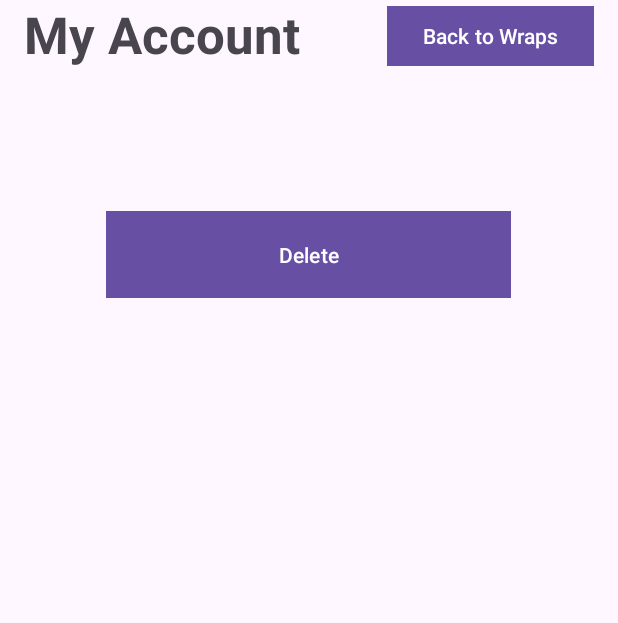
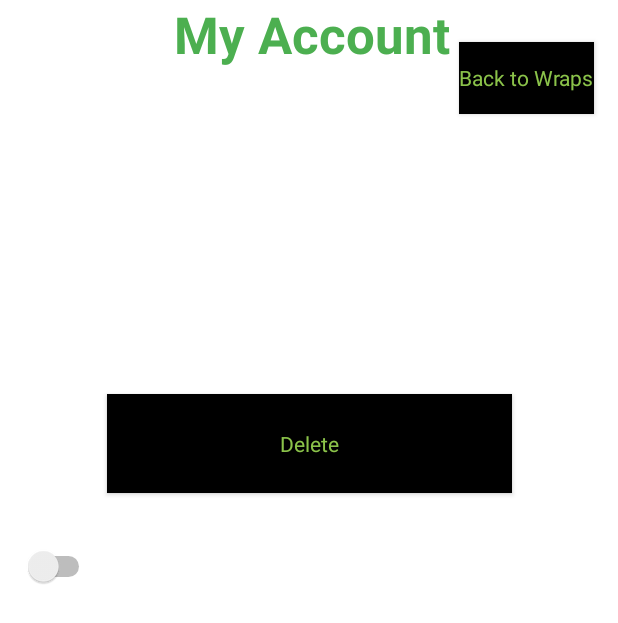
Before and after one commit to asalontai/spotify-wrapped, an Android app: the SettingsActivity screen opened directly, with no data from a screen before it, on a phone screen of 412 x 824 dp. Shown: the top 623 px of the screen. Run offline under Robolectric (Android 15) with nearby library versions, the phone set to English and light mode, and no system bars.

```diff
--- a/app/src/main/java/com/example/myapplication/AuthActivity.java
+++ b/app/src/main/java/com/example/myapplication/AuthActivity.java
@@ -3,6 +3,7 @@ package com.example.myapplication;
 import android.content.Intent;
 import android.net.Uri;
 import android.os.Bundle;
+import android.util.Log;
 import android.view.View;
 import android.widget.Button;
 
@@ -48,6 +49,9 @@ public class AuthActivity extends AppCompatActivity {
         super.onNewIntent(intent);
 
         Uri uri = intent.getData();
+
+        Log.i("New uri: ", String.valueOf(uri));
+
         if (uri != null) {
             // Check if the callback URL matches the logout URL
             if ("spotify-wrapped".equals(uri.getScheme()) && "logout".equals(uri.getHost())) {
--- a/app/src/main/java/com/example/myapplication/MainActivity.java
+++ b/app/src/main/java/com/example/myapplication/MainActivity.java
@@ -5,6 +5,7 @@ import androidx.appcompat.app.AppCompatActivity;
 import android.content.Intent;
 import android.net.Uri;
 import android.os.Bundle;
+import android.util.Log;
 import android.view.View;
 
 public class MainActivity extends AppCompatActivity {
@@ -16,6 +17,11 @@ public class MainActivity extends AppCompatActivity {
         super.onCreate(savedInstanceState);
         setContentView(R.layout.activity_main);
         Uri uri = getIntent().getData();
+
+        Log.i("This is the uri", String.valueOf(uri));
+
+        //why is this uri != null here when we already have it in the authActivity
+
         if (uri != null && "spotify-wrapped".equals(uri.getScheme()) && "logout".equals(uri.getHost())) {
             // This is the logout callback URL, handle it appropriately
             // For example, navigate back to the main page
--- a/app/src/main/java/com/example/myapplication/MyWrapsActivity.java
+++ b/app/src/main/java/com/example/myapplication/MyWrapsActivity.java
@@ -17,7 +17,9 @@ public class MyWrapsActivity extends AppCompatActivity {
         toMyAccountBtn.setOnClickListener(new View.OnClickListener() {
             @Override
             public void onClick(View v) {
+
                 Intent intent = new Intent(MyWrapsActivity.this, SettingsActivity.class);
+
                 startActivity(intent);
             }
         });
--- a/app/src/main/java/com/example/myapplication/SettingsActivity.java
+++ b/app/src/main/java/com/example/myapplication/SettingsActivity.java
@@ -1,15 +1,25 @@
 package com.example.myapplication;
 
 import androidx.appcompat.app.AppCompatActivity;
+import androidx.appcompat.app.AppCompatDelegate;
 
+import android.content.Context;
 import android.content.Intent;
+import android.content.SharedPreferences;
 import android.os.Bundle;
+import android.util.Log;
 import android.view.View;
 import android.widget.Button;
+import android.widget.Switch;
 
 public class SettingsActivity extends AppCompatActivity {
 
     private Button backBtn;
+
+    Switch switcher;
+    boolean isNight;
+    SharedPreferences sharedPreferences;
+    SharedPreferences.Editor editor;
     @Override
     protected void onCreate(Bundle savedInstanceState) {
         super.onCreate(savedInstanceState);
@@ -22,5 +32,44 @@ public class SettingsActivity extends AppCompatActivity {
                 startActivity(intent);
             }
         });
+
+
+        //not that big of a deal but - background switcher
+
+        switcher = findViewById(R.id.switcher);
+
+        sharedPreferences = getSharedPreferences("MODE", Context.MODE_PRIVATE);
+
+        isNight = sharedPreferences.getBoolean("night", false); // light mode is default mode
+
+        Log.i("Night", String.valueOf(isNight));
+
+        if(isNight)
+        {
+            switcher.setChecked(true);
+            AppCompatDelegate.setDefaultNightMode(AppCompatDelegate.MODE_NIGHT_YES);
+        }
+
+        switcher.setOnClickListener(new View.OnClickListener()
+        {
+            @Override
+            public void onClick(View v)
+            {
+                if(isNight)
+                {
+                    AppCompatDelegate.setDefaultNightMode(AppCompatDelegate.MODE_NIGHT_NO);
+                    editor = sharedPreferences.edit();
+                    editor.putBoolean("night",false);
+                } else {
+                    AppCompatDelegate.setDefaultNightMode(AppCompatDelegate.MODE_NIGHT_YES);
+                    editor = sharedPreferences.edit();
+                    editor.putBoolean("night",true);
+                }
+                editor.apply();
+            }
+
+
+        });
+
     }
 }
--- a/app/src/main/res/layout/activity_auth.xml
+++ b/app/src/main/res/layout/activity_auth.xml
@@ -2,6 +2,7 @@
 <RelativeLayout xmlns:android="http://schemas.android.com/apk/res/android"
     android:id="@+id/activity_settings"
     android:layout_width="match_parent"
+    style = "@style/SCREEN"
     android:layout_height="match_parent">
 
     <!-- Add your UI elements for authentication here -->
@@ -11,6 +12,7 @@
         android:layout_width="wrap_content"
         android:layout_height="wrap_content"
         android:text="@string/you_are_logged_in_to_spotify_wrapped"
+        style = "@style/TEXT"
         android:textSize="18sp"
         android:textStyle="bold"
         android:layout_centerInParent="true" />
--- a/app/src/main/res/layout/activity_my_wraps.xml
+++ b/app/src/main/res/layout/activity_my_wraps.xml
@@ -4,9 +4,11 @@
     xmlns:tools="http://schemas.android.com/tools"
     android:layout_width="match_parent"
     android:layout_height="match_parent"
+    style="@style/SCREEN"
     tools:context=".MyWrapsActivity">
 
     <TextView
+        style="@style/TEXT"
         android:id="@+id/textView3"
         android:layout_width="wrap_content"
         android:layout_height="wrap_content"
@@ -18,6 +20,7 @@
         tools:layout_editor_absoluteY="27dp" />
 
     <Button
+        style="@style/BUTTON"
         android:id="@+id/generateWrapsBtn"
         android:layout_width="214dp"
         android:layout_height="61dp"
@@ -29,6 +32,7 @@
         app:layout_constraintStart_toStartOf="parent" />
 
     <Button
+        style="@style/BUTTON"
         android:id="@+id/MyAccountBtn"
         android:layout_width="wrap_content"
         android:layout_height="wrap_content"
--- a/app/src/main/res/layout/activity_settings.xml
+++ b/app/src/main/res/layout/activity_settings.xml
@@ -1,43 +1,66 @@
 <?xml version="1.0" encoding="utf-8"?>
-<androidx.constraintlayout.widget.ConstraintLayout xmlns:android="http://schemas.android.com/apk/res/android"
+<androidx.constraintlayout.widget.ConstraintLayout
+    xmlns:android="http://schemas.android.com/apk/res/android"
     xmlns:app="http://schemas.android.com/apk/res-auto"
     xmlns:tools="http://schemas.android.com/tools"
     android:layout_width="match_parent"
     android:layout_height="match_parent"
+    style="@style/SCREEN"
     tools:context=".SettingsActivity">
 
     <TextView
         android:id="@+id/textView2"
+        style="@style/TEXT"
         android:layout_width="wrap_content"
         android:layout_height="wrap_content"
-        android:layout_marginStart="16dp"
+        android:layout_marginStart="116dp"
         android:text="My Account"
         android:textSize="34sp"
         android:textStyle="bold"
         app:layout_constraintStart_toStartOf="parent"
-        tools:layout_editor_absoluteY="27dp" />
+        tools:layout_editor_absoluteY="29dp"
+        tools:ignore="MissingConstraints" />
+
 
     <Button
         android:id="@+id/DeleteBtn"
+        style="@style/BUTTON"
         android:layout_width="270dp"
         android:layout_height="66dp"
+        android:layout_marginTop="20dp"
     android:text="Delete"
     app:cornerRadius="0dp"
     app:layout_constraintBottom_toBottomOf="parent"
     app:layout_constraintEnd_toEndOf="parent"
-        app:layout_constraintHorizontal_bias="0.496"
     app:layout_constraintStart_toStartOf="parent"
     app:layout_constraintTop_toTopOf="parent"
-        app:layout_constraintVertical_bias="0.18" />
+    app:layout_constraintVertical_bias="0.329" />
 
     <Button
         android:id="@+id/toWrapsBtn"
+        style="@style/BUTTON"
         android:layout_width="wrap_content"
         android:layout_height="wrap_content"
+        android:layout_marginTop="28dp"
         android:layout_marginEnd="16dp"
         android:text="Back to Wraps"
         app:cornerRadius="0dp"
         app:layout_constraintEnd_toEndOf="parent"
-        tools:layout_editor_absoluteY="16dp" />
+        app:layout_constraintTop_toTopOf="parent"
+        tools:ignore="MissingConstraints" />
+
+    <Switch
+        android:id="@+id/switcher"
+        android:layout_width="wrap_content"
+        android:layout_height="wrap_content"
+        android:layout_marginTop="364dp"
+        android:text=""
+        android:textSize="15sp"
+        android:textStyle="bold"
+        android:visibility="visible"
+        app:layout_constraintEnd_toEndOf="parent"
+        app:layout_constraintHorizontal_bias="0.043"
+        app:layout_constraintStart_toStartOf="parent"
+        app:layout_constraintTop_toTopOf="parent" />
 
 </androidx.constraintlayout.widget.ConstraintLayout>
--- a/app/src/main/res/values-night/themes.xml
+++ b/app/src/main/res/values-night/themes.xml
@@ -4,4 +4,24 @@
         <!-- Customize your dark theme here. -->
         <!-- <item name="colorPrimary">@color/my_dark_primary</item> -->
     </style>
+
+
+    <!-- Dark Mode -->
+    <!-- Screen background if dark mode on -->
+    <style name="SCREEN" parent="Theme.AppCompat.NoActionBar">
+        <!-- change color however you see fit: right now its white -->
+
+        <item name="android:background">#000</item>
+    </style>
+
+
+    <!-- Texts background if dark mode on : Maybe fix the layout later on-->
+    <style name="TEXT" parent ="Theme.AppCompat.NoActionBar">
+        <item name="android:textColor">#FFFFFF</item>
+    </style>
+
+    <style name="BUTTON" parent = "Theme.AppCompat.NoActionBar">
+        <item name="android:background">#FFFFFF</item>
+        <item name="android:textColor">#8BC34A</item>
+    </style>
 </resources>
--- a/app/src/main/res/values/themes.xml
+++ b/app/src/main/res/values/themes.xml
@@ -1,9 +1,30 @@
-<resources xmlns:tools="http://schemas.android.com/tools">
+<resources >
     <!-- Base application theme. -->
     <style name="Base.Theme.MyApplication" parent="Theme.Material3.DayNight.NoActionBar">
         <!-- Customize your light theme here. -->
         <!-- <item name="colorPrimary">@color/my_light_primary</item> -->
+        <item name="android:background">#FFF</item>
+
     </style>
 
-    <style name="Theme.MyApplication" parent="Base.Theme.MyApplication" />
+
+    <!-- Light mode -->
+    <!-- Screen background if light mode on -->
+    <style name="SCREEN">
+        <!-- change color however you see fit: right now its white -->
+
+        <item name="android:background">#FFF</item>
+    </style>
+
+
+    <!-- Texts background if light mode on -->
+    <style name="TEXT" parent="Theme.AppCompat.NoActionBar">
+        <item name="android:textColor">#4CAF50</item>
+    </style>
+
+    <style name="BUTTON" parent="Theme.AppCompat.NoActionBar">
+        <item name="android:background">#000</item>
+        <item name="android:textColor">#8BC34A</item>
+    </style>
+
 </resources>
```
Also changed, not shown: app/src/main/AndroidManifest.xml (+11 -9 lines), app/src/main/res/layout/activity_logged_in.xml (+12 -2 lines), app/src/main/res/layout/activity_main.xml (+6 -4 lines). Lines whose indentation alone changed are shown as unchanged.
